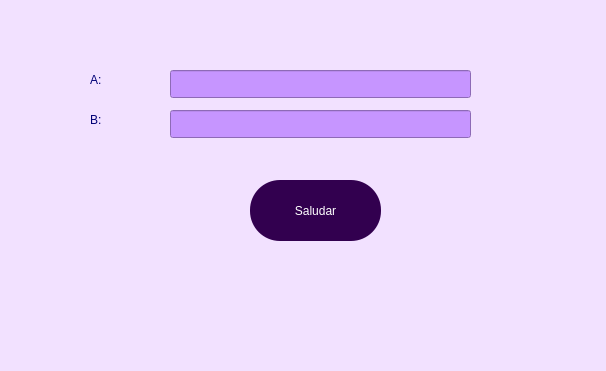
Old version of the form Unidad 1/P_02_HelloInputText.ui in the repository badillovictor/PIP_2024_1_VMBG.
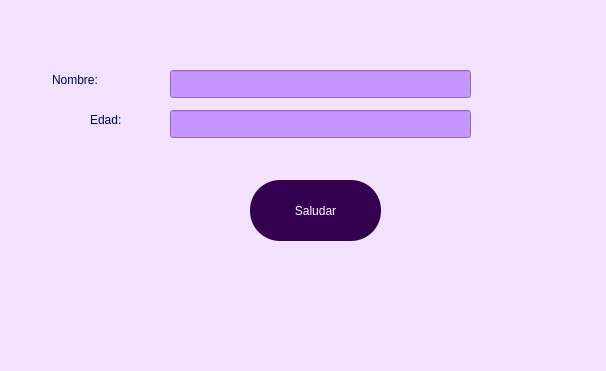
New version of the form.

Diff of the .ui file:
```diff
--- a/Unidad 1/P_02_HelloInputText.ui
+++ b/Unidad 1/P_02_HelloInputText.ui
@@ -40,9 +40,9 @@
    <widget class="QLabel" name="label">
     <property name="geometry">
      <rect>
-      <x>90</x>
+      <x>52</x>
       <y>70</y>
-      <width>63</width>
+      <width>101</width>
       <height>20</height>
      </rect>
     </property>
@@ -51,7 +51,7 @@
 color: rgb(0, 0, 118);</string>
     </property>
     <property name="text">
-     <string>A:</string>
+     <string>Nombre:</string>
     </property>
    </widget>
    <widget class="QLineEdit" name="txtNombre">
@@ -95,7 +95,7 @@
 color: rgb(0, 0, 118);</string>
     </property>
     <property name="text">
-     <string>B:</string>
+     <string>Edad:</string>
     </property>
    </widget>
   </widget>
```
